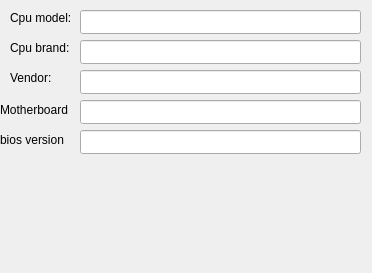
The window that Mast/hardware_info.ui (jakubiszon26/Mast) describes before a commit, drawn with Qt 5.
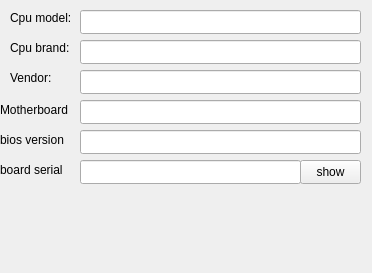
The same window after the commit.

Commit message: show board serial

Patch:
```diff
--- a/Mast/hardware_info.ui
+++ b/Mast/hardware_info.ui
@@ -143,6 +143,48 @@
     <string>bios version</string>
    </property>
   </widget>
+  <widget class="QLabel" name="label_6">
+   <property name="geometry">
+    <rect>
+     <x>0</x>
+     <y>160</y>
+     <width>81</width>
+     <height>20</height>
+    </rect>
+   </property>
+   <property name="text">
+    <string>board serial</string>
+   </property>
+  </widget>
+  <widget class="QLineEdit" name="board_serial">
+   <property name="geometry">
+    <rect>
+     <x>80</x>
+     <y>160</y>
+     <width>221</width>
+     <height>24</height>
+    </rect>
+   </property>
+   <property name="echoMode">
+    <enum>QLineEdit::Password</enum>
+   </property>
+   <property name="readOnly">
+    <bool>true</bool>
+   </property>
+  </widget>
+  <widget class="QPushButton" name="show_board_serial_button">
+   <property name="geometry">
+    <rect>
+     <x>300</x>
+     <y>160</y>
+     <width>61</width>
+     <height>24</height>
+    </rect>
+   </property>
+   <property name="text">
+    <string>show</string>
+   </property>
+  </widget>
  </widget>
  <resources/>
  <connections/>
```
The commit also changes 2 other files.
